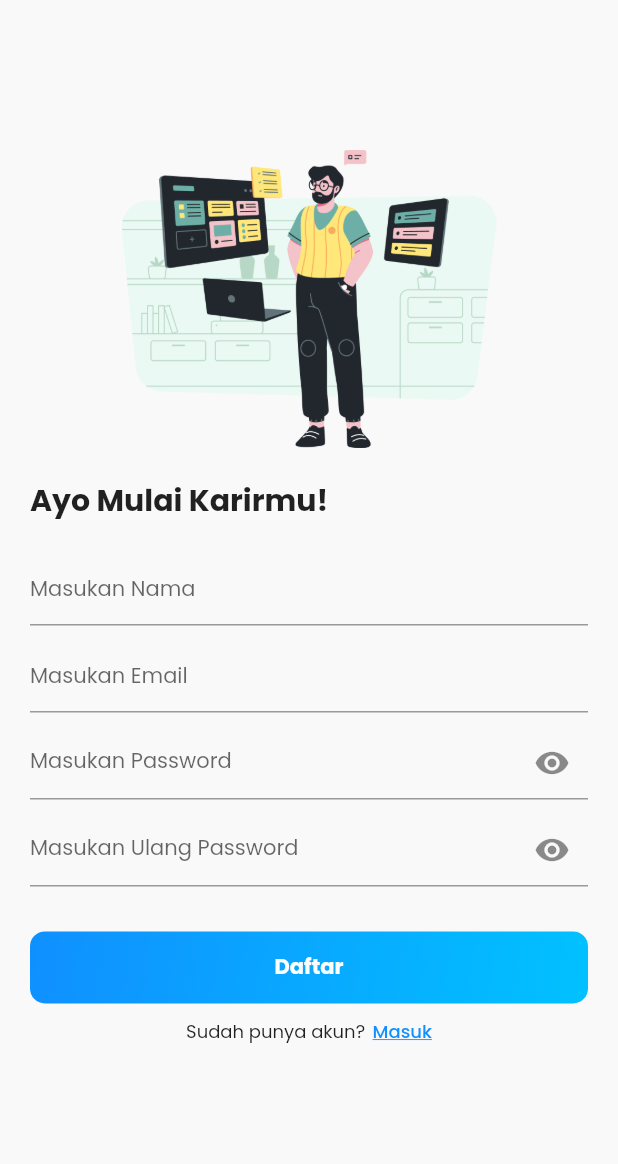
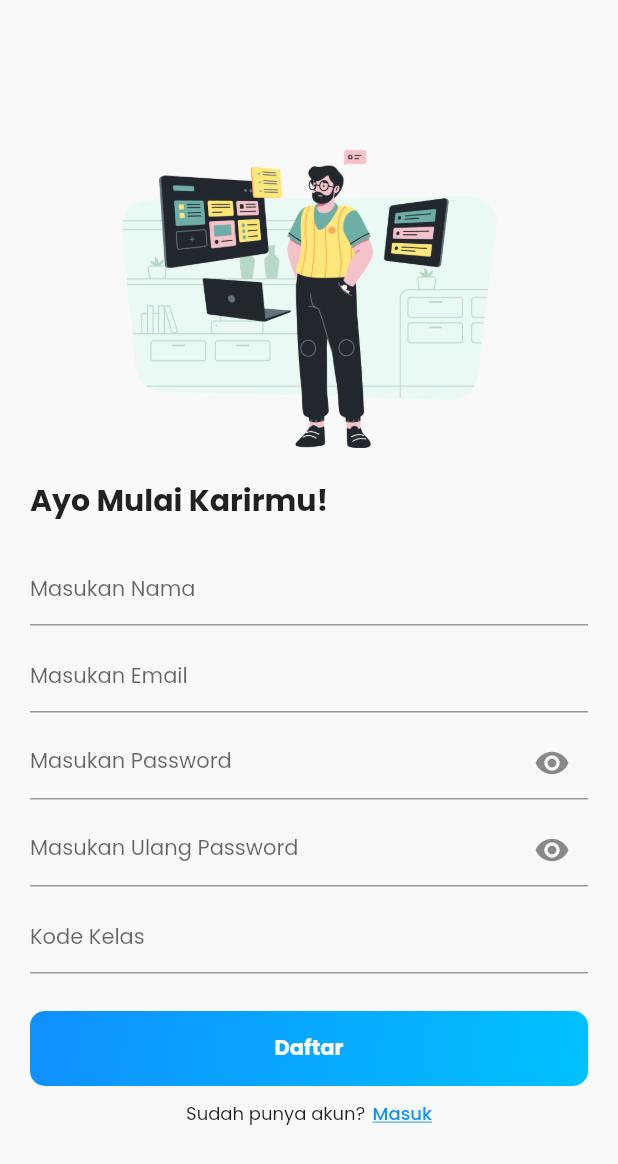
Before and after one commit to Internity-dev/mobile, a Flutter app: the RegisterPage screen opened by its route, after a tap on "Daftar", on a phone screen of 412 x 824 dp. Shown: the top 1164 px of the screen. Run offline on Flutter 3.47's test engine with Material 2 defaults, Android fonts, the phone set to English and light mode, and no system bars; our stand-ins replace cached_network_image, dartz, dio, file_picker, firebase_core, flutter_hooks and 8 more; accounts and stored records are empty; network calls fail.

Commit message:
feat: add register feature

```diff
--- /dev/null
+++ b/lib/features/register/model/error_validation_model.dart
@@ -0,0 +1,33 @@
+class ErrorValidationModel {
+  ErrorValidationModel({
+    required this.message,
+    required this.errors,
+  });
+  late final String message;
+  late final Errors errors;
+
+  ErrorValidationModel.fromJson(Map<String, dynamic> json) {
+    message = json['message'];
+    errors = Errors.fromJson(json['errors']);
+  }
+}
+
+class Errors {
+  Errors({
+    this.name,
+    this.email,
+    this.password,
+    this.courseCode,
+  });
+  late final List<String>? name;
+  late final List<String>? email;
+  late final List<String>? password;
+  late final List<String>? courseCode;
+
+  Errors.fromJson(Map<String, dynamic> json) {
+    name = List.castFrom<dynamic, String>(json['name']);
+    email = List.castFrom<dynamic, String>(json['email']);
+    password = List.castFrom<dynamic, String>(json['password']);
+    courseCode = List.castFrom<dynamic, String>(json['course_code']);
+  }
+}
--- /dev/null
+++ b/lib/features/register/model/post_register_model.dart
@@ -0,0 +1,24 @@
+class PostRegisterModel {
+  PostRegisterModel({
+    required this.name,
+    required this.email,
+    required this.password,
+    required this.passwordConfirmation,
+    required this.courseCode,
+  });
+  late final String name;
+  late final String email;
+  late final String password;
+  late final String passwordConfirmation;
+  late final String courseCode;
+
+  Map<String, dynamic> toJson() {
+    final data = <String, dynamic>{};
+    data['name'] = name;
+    data['email'] = email;
+    data['password'] = password;
+    data['password_confirmation'] = passwordConfirmation;
+    data['course_code'] = courseCode;
+    return data;
+  }
+}
--- a/lib/features/register/presentation/register_item_widget.dart
+++ b/lib/features/register/presentation/register_item_widget.dart
@@ -1,11 +1,18 @@
 import 'package:flutter/material.dart';
+import 'package:internity/features/register/model/post_register_model.dart';
+import 'package:internity/features/register/provider/register_provider.dart';
 import 'package:internity/shared/riverpod_and_hooks.dart';
 
+import '../../../shared/widget/loading_button.dart';
 import '../../../shared/widget/underline_text_field.dart';
 import '../../../theme/colors.dart';
+import '../../login/provider/auth_provider.dart';
+import '../model/error_validation_model.dart';
 
 class RegisterItemWidget extends StatefulHookConsumerWidget {
-  const RegisterItemWidget({super.key});
+  RegisterItemWidget({super.key});
+
+  final formKey = GlobalKey<FormState>();
 
   @override
   ConsumerState<ConsumerStatefulWidget> createState() =>
@@ -15,11 +22,16 @@ class RegisterItemWidget extends StatefulHookConsumerWidget {
 class _RegisterItemWidgetState extends ConsumerState<RegisterItemWidget> {
   @override
   Widget build(BuildContext context) {
-    final formKey = GlobalKey<FormState>();
     final nameController = useTextEditingController();
     final emailController = useTextEditingController();
     final passwordController = useTextEditingController();
     final confirmPasswordController = useTextEditingController();
+    final courseCodeController = useTextEditingController();
+
+    final isLoading = useState(false);
+    final ValueNotifier<ErrorValidationModel?> errorValidation = useState(null);
+
+    print(errorValidation.value != null);
 
     return Container(
       padding: const EdgeInsets.symmetric(horizontal: 20, vertical: 80),
@@ -56,7 +68,8 @@ class _RegisterItemWidgetState extends ConsumerState<RegisterItemWidget> {
                 Container(
                   margin: const EdgeInsets.only(top: 10),
                   child: Form(
-                    key: formKey,
+                    key: widget.formKey,
+                    autovalidateMode: AutovalidateMode.onUserInteraction,
                     child: Column(
                       children: [
                         // Name Input
@@ -66,6 +79,9 @@ class _RegisterItemWidgetState extends ConsumerState<RegisterItemWidget> {
                             controller: nameController,
                             hintText: "Masukan Nama",
                             inputType: TextInputType.name,
+                            errorText: errorValidation.value?.errors.name?[0],
+                            validateError:
+                                errorValidation.value != null ? true : false,
                           ),
                         ),
 
@@ -76,6 +92,9 @@ class _RegisterItemWidgetState extends ConsumerState<RegisterItemWidget> {
                             controller: emailController,
                             hintText: "Masukan Email",
                             inputType: TextInputType.emailAddress,
+                            errorText: errorValidation.value?.errors.email?[0],
+                            validateError:
+                                errorValidation.value != null ? true : false,
                           ),
                         ),
 
@@ -86,6 +105,9 @@ class _RegisterItemWidgetState extends ConsumerState<RegisterItemWidget> {
                             controller: passwordController,
                             hintText: "Masukan Password",
                             inputType: TextInputType.visiblePassword,
+                            errorText:
+                                errorValidation.value?.errors.password?[0],
+                            validateError: errorValidation.value != null,
                           ),
                         ),
 
@@ -96,6 +118,20 @@ class _RegisterItemWidgetState extends ConsumerState<RegisterItemWidget> {
                             controller: confirmPasswordController,
                             hintText: "Masukan Ulang Password",
                             inputType: TextInputType.visiblePassword,
+                            validateError: errorValidation.value != null,
+                          ),
+                        ),
+
+                        // Course Code
+                        Container(
+                          margin: const EdgeInsets.only(top: 10),
+                          child: UnderlineTextField(
+                            controller: courseCodeController,
+                            hintText: "Kode Kelas",
+                            inputType: TextInputType.text,
+                            errorText:
+                                errorValidation.value?.errors.courseCode?[0],
+                            validateError: errorValidation.value != null,
                           ),
                         ),
                       ],
@@ -105,10 +141,40 @@ class _RegisterItemWidgetState extends ConsumerState<RegisterItemWidget> {
 
                 // Register Button
                 Container(
-                  margin: const EdgeInsets.only(top: 30),
-                  width: double.infinity,
-                  decoration: BoxDecoration(
-                    borderRadius: BorderRadius.circular(10),
+                  margin: const EdgeInsets.only(top: 20),
+                  child: LoadingButton(
+                    text: 'Daftar',
+                    onPressed: () {
+                      PostRegisterModel data = PostRegisterModel(
+                        name: nameController.text,
+                        email: emailController.text,
+                        password: passwordController.text,
+                        passwordConfirmation: confirmPasswordController.text,
+                        courseCode: courseCodeController.text,
+                      );
+
+                      isLoading.value = true;
+
+                      final register = ref.read(registerProvider(data).future);
+
+                      register.then((value) async {
+                        isLoading.value = false;
+
+                        await ref
+                            .refresh(isUserLoginProvider.future)
+                            .then((value) => Navigator.pop(context));
+                      });
+
+                      register.onError((error, stackTrace) {
+                        if (error is ErrorValidationModel) {
+                          errorValidation.value = error;
+                        }
+
+                        isLoading.value = false;
+                      });
+                    },
+                    isGradient: true,
+                    isLoading: isLoading.value,
                     gradient: const LinearGradient(
                       begin: Alignment.topLeft,
                       end: Alignment.bottomRight,
@@ -116,26 +182,6 @@ class _RegisterItemWidgetState extends ConsumerState<RegisterItemWidget> {
                         Color(0xFF1090FF),
                         Color(0xFF01C1FF),
                       ],
-                    ),
-                  ),
-                  child: ElevatedButton(
-                    onPressed: () {},
-                    style: ElevatedButton.styleFrom(
-                      backgroundColor: Colors.transparent,
-                      disabledForegroundColor: Colors.transparent,
-                      disabledBackgroundColor: Colors.transparent,
-                      shadowColor: Colors.transparent,
-                      padding: const EdgeInsets.symmetric(
-                        vertical: 10,
-                      ),
-                    ),
-                    child: const Text(
-                      'Daftar',
-                      style: TextStyle(
-                        fontSize: 14,
-                        color: Color(secondaryBackgroundColor),
-                        fontWeight: FontWeight.bold,
-                      ),
                     ),
                   ),
                 ),
--- /dev/null
+++ b/lib/features/register/provider/register_provider.dart
@@ -0,0 +1,10 @@
+import '../../../shared/riverpod_and_hooks.dart';
+import '../model/post_register_model.dart';
+import '../repository/register_repository.dart';
+
+final registerProvider =
+    FutureProvider.autoDispose.family<void, PostRegisterModel>(
+  (ref, data) async {
+    return await ref.read(registerRepositoryProvider).register(data);
+  },
+);
--- /dev/null
+++ b/lib/features/register/repository/register_repository.dart
@@ -0,0 +1,35 @@
+import 'package:dio/dio.dart';
+
+import '../../../shared/provider/dio_provider.dart';
+import '../../../shared/provider/shared_pref_provider.dart';
+import '../../../shared/riverpod_and_hooks.dart';
+import '../model/error_validation_model.dart';
+import '../model/post_register_model.dart';
+
+class RegisterRepository {
+  final Ref ref;
+  final Dio dio;
+
+  RegisterRepository({required this.ref, required this.dio});
+
+  Future register(PostRegisterModel data) async {
+    try {
+      final response = await dio.post('/api/register', data: data.toJson());
+
+      final prefs = await ref.watch(sharedPrefProvider);
+
+      prefs.setString('token', response.data['access_token']);
+
+      return response.data;
+    } on DioError catch (e) {
+      throw ErrorValidationModel.fromJson(e.response?.data);
+    }
+  }
+}
+
+final registerRepositoryProvider = Provider.autoDispose<RegisterRepository>(
+  (ref) => RegisterRepository(
+    ref: ref,
+    dio: ref.read(dioProvider),
+  ),
+);
--- a/lib/pages/register_pages.dart
+++ b/lib/pages/register_pages.dart
@@ -8,8 +8,8 @@ class RegisterPage extends HookConsumerWidget {
   @override
   Widget build(BuildContext context, WidgetRef ref) {
     return GestureDetector(
-      onTap: (() => FocusScope.of(context).unfocus()),
-      child: const Scaffold(
+      onTap: (() => FocusManager.instance.primaryFocus?.unfocus()),
+      child: Scaffold(
         body: SingleChildScrollView(
           child: RegisterItemWidget(),
         ),
--- a/lib/shared/provider/dio_provider.dart
+++ b/lib/shared/provider/dio_provider.dart
@@ -5,7 +5,7 @@ import '../../shared/riverpod_and_hooks.dart';
 
 final dioProvider = Provider<Dio>((ref) {
   final dio = Dio();
-  dio.options.baseUrl = 'http://172.20.4.2:8000/';
+  dio.options.baseUrl = 'http://192.168.207.143:8000/';
   // dio.options.connectTimeout = 5000;
   // dio.options.receiveTimeout = 3000;
   dio.options.headers['Accept'] = 'application/json';
--- a/lib/shared/widget/underline_text_field.dart
+++ b/lib/shared/widget/underline_text_field.dart
@@ -29,14 +29,14 @@ class _UnderlineTextFieldState extends ConsumerState<UnderlineTextField> {
     final isObscure =
         useState(widget.inputType == TextInputType.visiblePassword);
 
-    final isValidateError = useState(widget.validateError ?? false);
+    // final isValidateError = useState(widget.validateError);
 
     return TextFormField(
       style: const TextStyle(
         color: Color(primaryTextColor),
         fontSize: 14,
       ),
-      onTap: () => isValidateError.value = false,
+      // onTap: () => isValidateError.value = false,
       cursorColor: const Color(primaryTextColor),
       controller: widget.controller,
       keyboardType: widget.inputType,
@@ -48,7 +48,9 @@ class _UnderlineTextFieldState extends ConsumerState<UnderlineTextField> {
             color: Color(primaryTextColor),
           ),
         ),
-        errorText: isValidateError.value ? widget.errorText : null,
+        errorText: widget.validateError != null && widget.validateError!
+            ? widget.errorText
+            : null,
         suffixIcon: widget.inputType == TextInputType.visiblePassword
             ? GestureDetector(
                 onTap: () => isObscure.value = !isObscure.value,
```
Also changed, not shown: lib/pages/activity_pages.dart (added, +165 -0 lines), lib/pages/main_pages.dart (+3 -6 lines).
